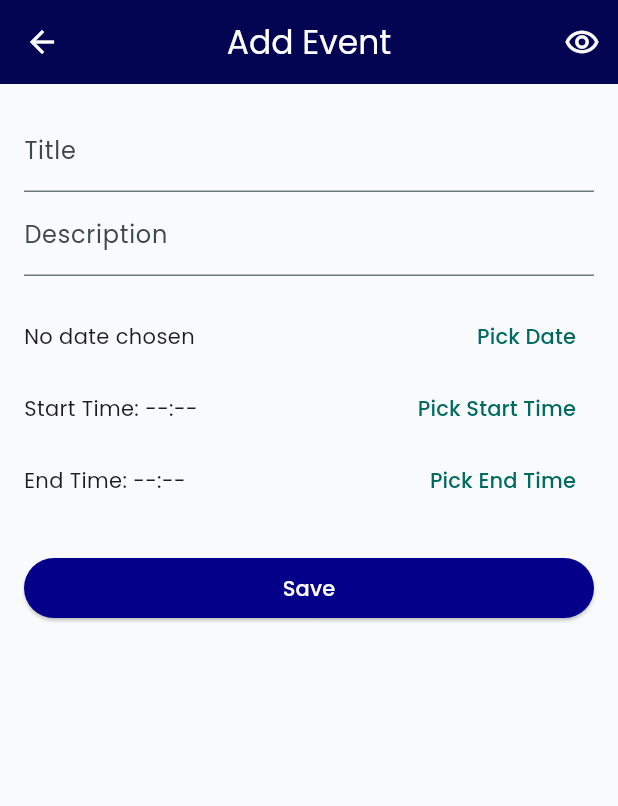
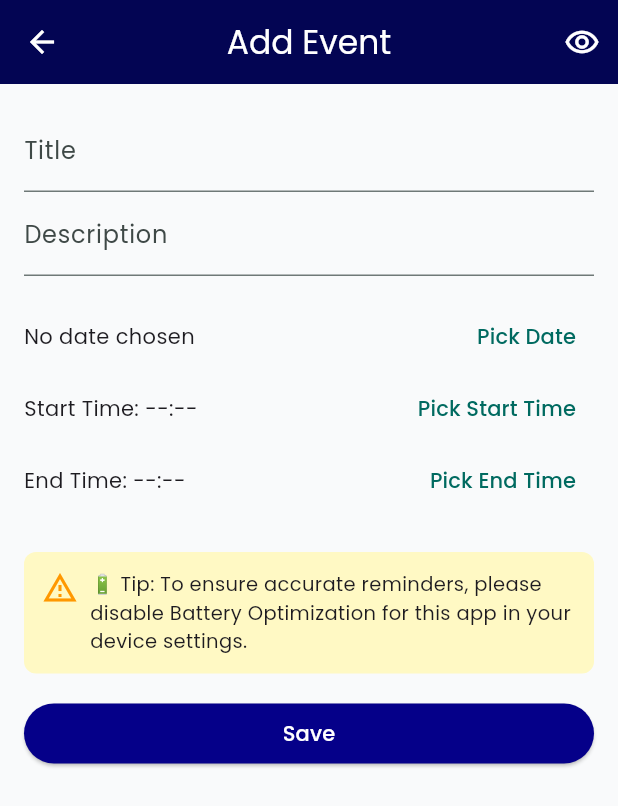
Before and after one commit to andante-adt/routine_manager, a Flutter app: the screen it shows after launch, item 2 of the bottom bar chosen, after a tap on the "add" icon, on a phone screen of 412 x 824 dp. Shown: the top 806 px of the screen. Run offline on Flutter 3.47's test engine with Material 3 defaults, Android fonts, the phone set to English and light mode, and no system bars; our stand-ins replace awesome_notifications, google_fonts, hive, hive_flutter; accounts and stored records are empty; network calls fail.

Commit message:
feat: fix stacked noti + event bar's colours + tips for precise reminder

```diff
--- a/lib/providers/event_provider.dart
+++ b/lib/providers/event_provider.dart
@@ -19,6 +19,10 @@ class EventProvider with ChangeNotifier {
     _events.clear();
     _events.addAll(box.values);
     notifyListeners();
+
+    for (final event in _events) {
+    _cancelAllEventNotifications(event);
+    }
 
     if (_notificationsEnabled) {
       for (final event in _events) {
--- a/lib/screens/add_event_screen.dart
+++ b/lib/screens/add_event_screen.dart
@@ -58,8 +58,6 @@ class _AddEventScreenState extends State<AddEventScreen> {
         return;
       }
 
-    _formKey.currentState!.save();
-
       Provider.of<EventProvider>(context, listen: false).addEvent(
         title: _title,
         description: _description,
@@ -111,15 +109,15 @@ class _AddEventScreenState extends State<AddEventScreen> {
   Widget build(BuildContext context) {
     return Scaffold(
       appBar: AppBar(
-            title: const Text('Add Event',style: const TextStyle(color: Colors.white)),
+        title: const Text('Add Event', style: TextStyle(color: Colors.white)),
         centerTitle: true,
-            backgroundColor: Color(0xFF030052),
+        backgroundColor: const Color(0xFF030052),
         elevation: 1,
         iconTheme: const IconThemeData(color: Colors.white),
         actions: [
           IconButton(
             icon: const Icon(Icons.remove_red_eye_outlined),
-                color:Colors.white,
+            color: Colors.white,
             onPressed: () {
               Navigator.of(context).push(
                 MaterialPageRoute(builder: (_) => const TimeTableScreen()),
@@ -190,11 +188,35 @@ class _AddEventScreenState extends State<AddEventScreen> {
                   ),
                 ],
               ),
+
               const SizedBox(height: 24),
+
+              Container(
+                padding: const EdgeInsets.all(12),
+                margin: const EdgeInsets.only(bottom: 16),
+                decoration: BoxDecoration(
+                  color: Colors.yellow[100],
+                  borderRadius: BorderRadius.circular(8),
+                ),
+                child: const Row(
+                  crossAxisAlignment: CrossAxisAlignment.start,
+                  children: [
+                    Icon(Icons.warning_amber_outlined, color: Colors.orange),
+                    SizedBox(width: 8),
+                    Expanded(
+                      child: Text(
+                        '🔋 Tip: To ensure accurate reminders, please disable Battery Optimization for this app in your device settings.',
+                        style: TextStyle(fontSize: 13),
+                      ),
+                    ),
+                  ],
+                ),
+              ),
+
               ElevatedButton(
                 onPressed: _submit,
                 style: ElevatedButton.styleFrom(
-                  backgroundColor: Color.fromARGB(255, 5, 0, 137), // Color for the button background
+                  backgroundColor: const Color.fromARGB(255, 5, 0, 137),
                 ),
                 child: const Text(
                   'Save',
--- a/lib/screens/settings_screen.dart
+++ b/lib/screens/settings_screen.dart
@@ -26,6 +26,7 @@ class SettingsScreen extends StatelessWidget {
                 ),
               ),
               const SizedBox(height: 12),
+
               SwitchListTile(
                 title: const Text('Enable Notifications'),
                 subtitle: const Text('Receive reminders for your events'),
@@ -47,6 +48,28 @@ class SettingsScreen extends StatelessWidget {
                 inactiveTrackColor: const Color.fromARGB(255, 240, 240, 240),
               ),
 
+              Container(
+                padding: const EdgeInsets.all(12),
+                margin: const EdgeInsets.only(top: 8, bottom: 16),
+                decoration: BoxDecoration(
+                  color: Colors.yellow[100],
+                  borderRadius: BorderRadius.circular(8),
+                ),
+                child: const Row(
+                  crossAxisAlignment: CrossAxisAlignment.start,
+                  children: [
+                    Icon(Icons.warning_amber_outlined, color: Colors.orange),
+                    SizedBox(width: 8),
+                    Expanded(
+                      child: Text(
+                        '🔋 Tip: To ensure accurate reminders, please disable Battery Optimization for this app in your device settings.',
+                        style: TextStyle(fontSize: 13),
+                      ),
+                    ),
+                  ],
+                ),
+              ),
+
               const Divider(height: 32),
 
               const Text(
@@ -57,6 +80,7 @@ class SettingsScreen extends StatelessWidget {
                 ),
               ),
               const SizedBox(height: 12),
+
               ListTile(
                 leading: const Icon(Icons.info_outline),
                 title: const Text('App Version'),
@@ -74,7 +98,6 @@ class SettingsScreen extends StatelessWidget {
               ),
               const SizedBox(height: 12),
 
-              // Contributor 1
               Row(
                 children: [
                   const CircleAvatar(
@@ -96,7 +119,6 @@ class SettingsScreen extends StatelessWidget {
               ),
               const SizedBox(height: 16),
 
-              // Contributor 2
               Row(
                 children: [
                   const CircleAvatar(
```
Also changed, not shown: lib/screens/edit_event_screen.dart (+35 -12 lines), lib/screens/time_table_screen.dart (+34 -16 lines). Lines whose indentation alone changed are shown as unchanged.
